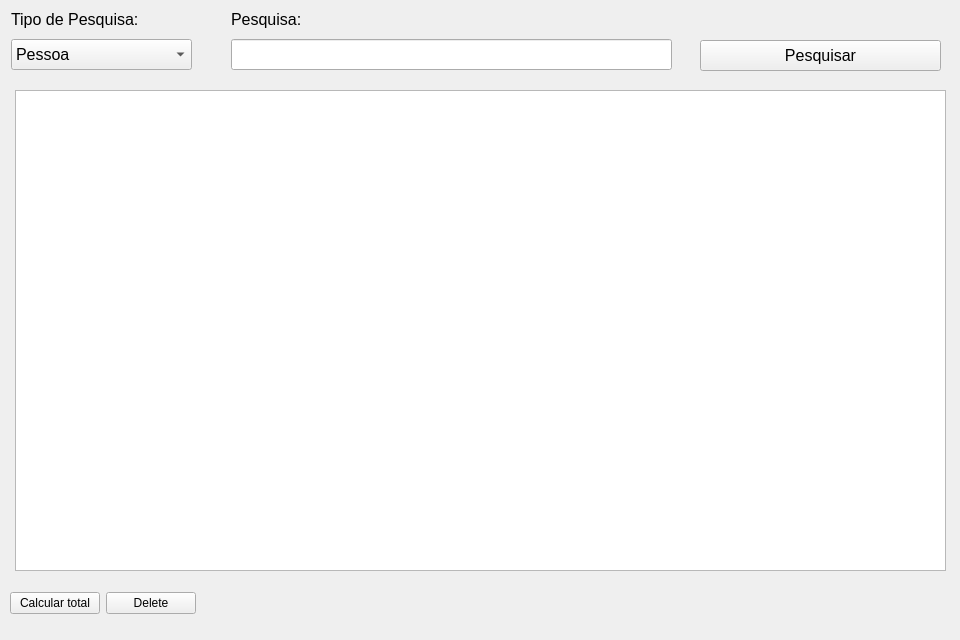
The window that app/Contabilidade.ui (CarlosMirdeSouza/DojoMoradaDoSol) describes before a commit, drawn with Qt 5.
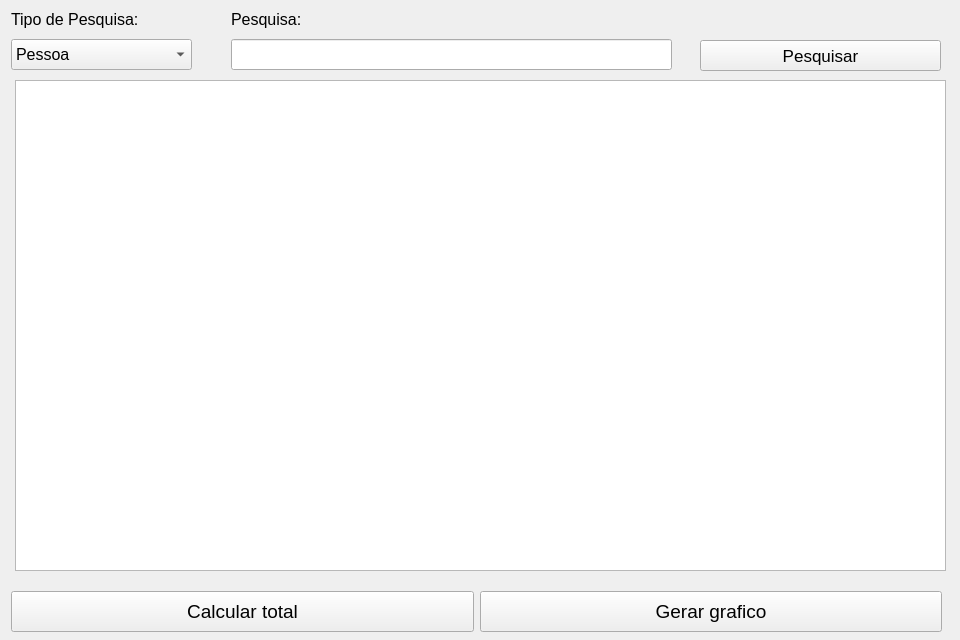
The same window after the commit.

Commit message:
Modifiquei o form Contabilidade
O botão delete passou a ser o botão para gerar graficos.
Modificação dos tamanhos de alguns botões e as suas fontes.

What changed in the file:
```diff
--- a/app/Contabilidade.ui
+++ b/app/Contabilidade.ui
@@ -116,7 +116,7 @@
    </property>
    <property name="font">
     <font>
-     <pointsize>12</pointsize>
+     <pointsize>13</pointsize>
     </font>
    </property>
    <property name="text">
@@ -127,33 +127,55 @@
    <property name="geometry">
     <rect>
      <x>15</x>
-     <y>90</y>
+     <y>80</y>
      <width>931</width>
-     <height>481</height>
+     <height>491</height>
     </rect>
    </property>
   </widget>
-  <widget class="QWidget" name="">
+  <widget class="QWidget" name="layoutWidget">
    <property name="geometry">
     <rect>
-     <x>10</x>
-     <y>590</y>
-     <width>186</width>
-     <height>27</height>
+     <x>11</x>
+     <y>591</y>
+     <width>931</width>
+     <height>41</height>
     </rect>
    </property>
-   <layout class="QHBoxLayout" name="horizontalLayoutContabilidade">
+   <layout class="QHBoxLayout" name="horizontalLayoutAcoes">
     <item>
      <widget class="QPushButton" name="pushButtonCalcular">
+      <property name="sizePolicy">
+       <sizepolicy hsizetype="Minimum" vsizetype="Preferred">
+        <horstretch>0</horstretch>
+        <verstretch>0</verstretch>
+       </sizepolicy>
+      </property>
+      <property name="font">
+       <font>
+        <pointsize>14</pointsize>
+       </font>
+      </property>
       <property name="text">
        <string>Calcular total</string>
       </property>
      </widget>
     </item>
     <item>
-     <widget class="QPushButton" name="pushButtonDelete">
+     <widget class="QPushButton" name="pushButtonGerarGrafico">
+      <property name="sizePolicy">
+       <sizepolicy hsizetype="Minimum" vsizetype="Preferred">
+        <horstretch>0</horstretch>
+        <verstretch>0</verstretch>
+       </sizepolicy>
+      </property>
+      <property name="font">
+       <font>
+        <pointsize>14</pointsize>
+       </font>
+      </property>
       <property name="text">
-       <string>Delete</string>
+       <string>Gerar grafico</string>
       </property>
      </widget>
     </item>
```
Left out of the diff: 4 changed lines with no effect on the pictures.
